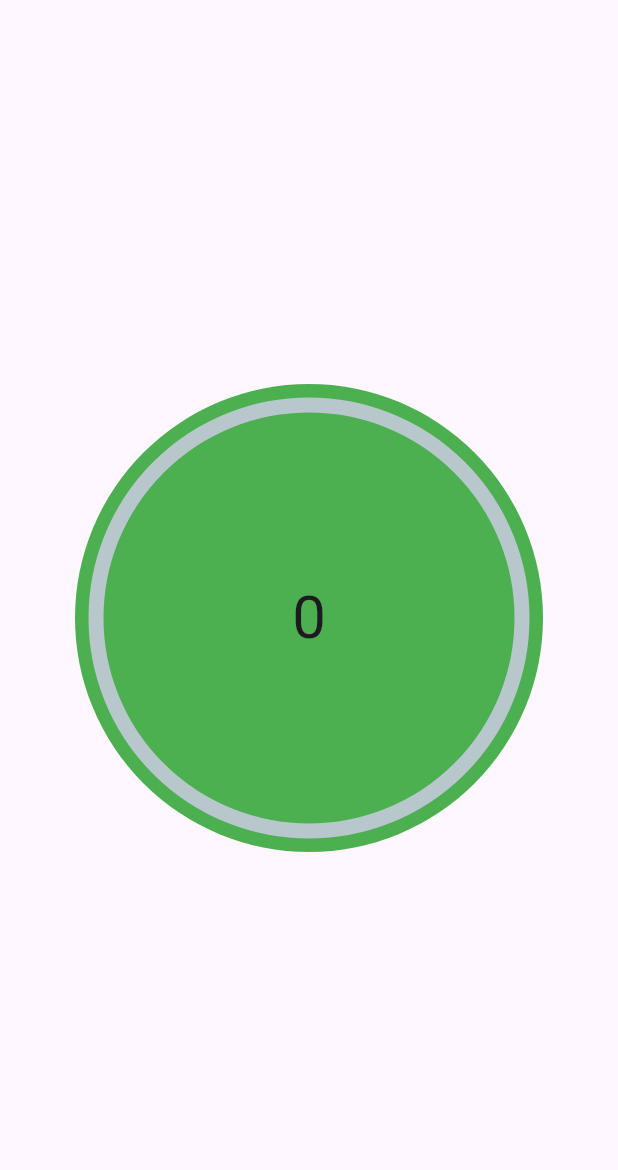
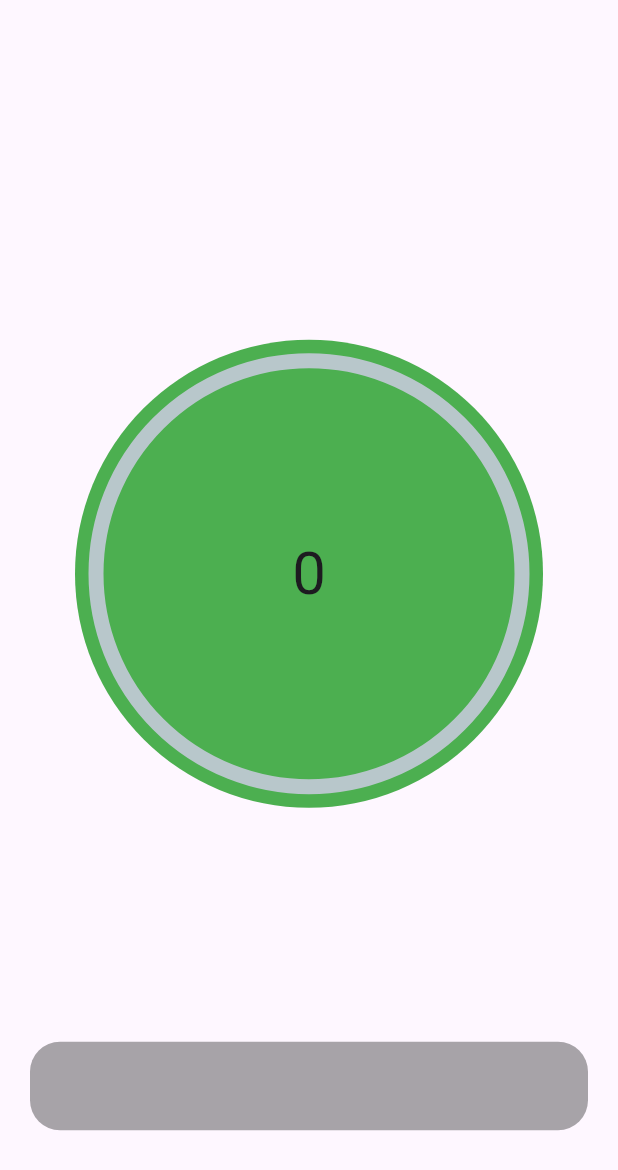
Before and after one commit to SUHAIB-P-A/Dhasvi, a Flutter app: the screen it shows after launch, on a phone screen of 412 x 824 dp. Shown: the top 1170 px of the screen. Run offline on Flutter 3.47's test engine with Material 3 defaults, Android fonts, the phone set to English and light mode, and no system bars; drawn by our look-alikes of percent_indicator; our stand-ins replace flutter_riverpod.

Commit message:
bottemitems list ui

```diff
--- a/lib/beautify/containerdecration/container_decration.dart
+++ b/lib/beautify/containerdecration/container_decration.dart
@@ -1,4 +1,11 @@
 import 'package:flutter/material.dart';
 
+// count circle
 const boxDecoration =
     BoxDecoration(shape: BoxShape.circle, color: Colors.green);
+
+// bottombar(transparent)
+var boxDecoration2bottembar = BoxDecoration(
+  color: Colors.transparent.withOpacity(0.34),
+  borderRadius: BorderRadius.circular(20),
+);
--- a/lib/presentation/home.dart
+++ b/lib/presentation/home.dart
@@ -1,6 +1,9 @@
+import 'dart:developer';
+
 import 'package:dhasvi/beautify/containerdecration/container_decration.dart';
 import 'package:dhasvi/beautify/text_style/textstyle.dart';
 import 'package:dhasvi/core/state.dart';
+import 'package:dhasvi/widgets/bottemitems.dart';
 import 'package:dhasvi/widgets/circlesprogress.dart';
 import 'package:flutter/material.dart';
 import 'package:flutter_riverpod/flutter_riverpod.dart';
@@ -12,22 +15,24 @@ class Home extends ConsumerWidget {
   Widget build(BuildContext context, WidgetRef ref) {
     final double height = MediaQuery.sizeOf(context).height;
     final double weidth = MediaQuery.sizeOf(context).width;
+    //log("$height $weidth".toString());
 
     return Scaffold(
-      body: Center(
+      body: Column(
+        mainAxisAlignment: MainAxisAlignment.center,
+        children: [
+          Center(
             child: Consumer(
               builder: (context, ref, _) {
                 final int count = ref.watch(counterprovider);
-
                 return GestureDetector(
                   onLongPress: () {
                     ref.read(counterprovider.notifier).state = 0;
                   },
                   onTap: () {
-                if (count!=100) {
+                    if (count != 100) {
                       ref.read(counterprovider.notifier).state++;
                     }
-
                   },
                   child: Stack(
                     alignment: Alignment.center,
@@ -43,13 +48,23 @@ class Home extends ConsumerWidget {
                           ),
                         ),
                       ),
-                   CircleProgress(count: count,),
+                      CircleProgress(
+                        count: count,
+                      ),
                     ],
                   ),
                 );
               },
             ),
           ),
+          Container(
+            height: height - 765,
+            width: weidth - 40,
+            decoration: boxDecoration2bottembar,
+            child: const BottomItems(),
+          ),
+        ],
+      ),
     );
   }
 }
--- /dev/null
+++ b/lib/widgets/bottemitems.dart
@@ -0,0 +1,12 @@
+import 'package:flutter/material.dart';
+
+class BottomItems extends StatelessWidget {
+  const BottomItems({
+    super.key,
+  });
+
+  @override
+  Widget build(BuildContext context) {
+    return const Row();
+  }
+}
```
Lines whose indentation alone changed are shown as unchanged.
